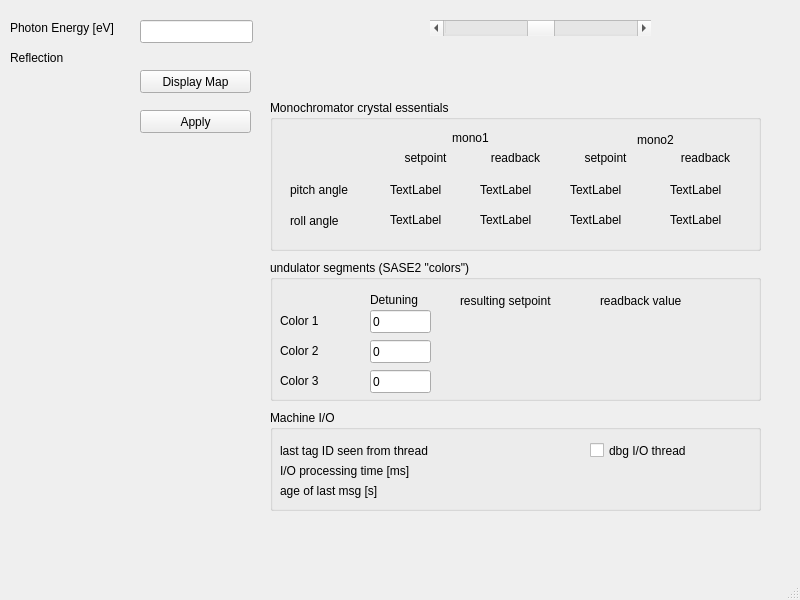
First picture: the form in hxrss_main_window.ui, repository marcguetg/hxrss, before the edit.
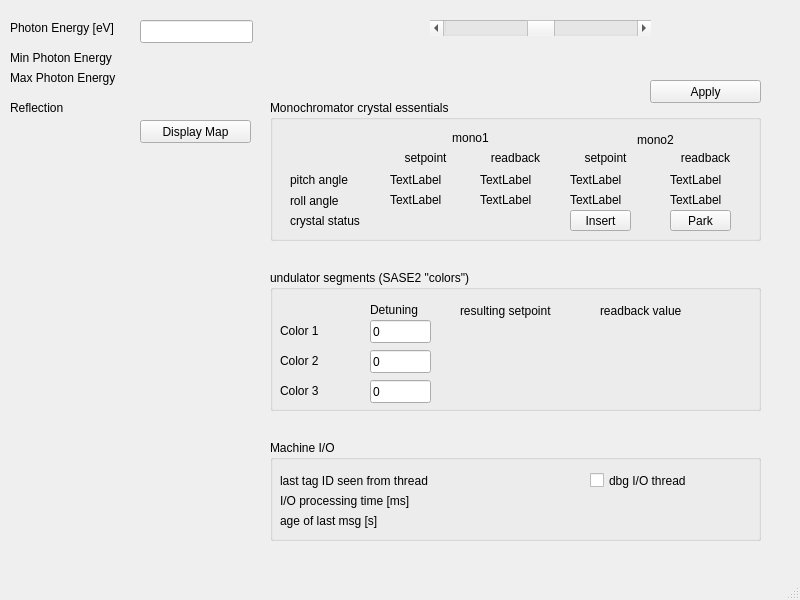
Second picture: the form after the edit.

Patch:
```diff
--- a/hxrss_main_window.ui
+++ b/hxrss_main_window.ui
@@ -31,7 +31,7 @@
     <property name="geometry">
      <rect>
       <x>10</x>
-      <y>50</y>
+      <y>100</y>
       <width>121</width>
       <height>16</height>
      </rect>
@@ -54,7 +54,7 @@
     <property name="geometry">
      <rect>
       <x>140</x>
-      <y>70</y>
+      <y>120</y>
       <width>111</width>
       <height>23</height>
      </rect>
@@ -69,7 +69,7 @@
       <x>270</x>
       <y>100</y>
       <width>491</width>
-      <height>151</height>
+      <height>141</height>
      </rect>
     </property>
     <property name="title">
@@ -111,7 +111,7 @@
      <property name="geometry">
       <rect>
        <x>300</x>
-       <y>80</y>
+       <y>70</y>
        <width>81</width>
        <height>20</height>
       </rect>
@@ -124,7 +124,7 @@
      <property name="geometry">
       <rect>
        <x>300</x>
-       <y>110</y>
+       <y>90</y>
        <width>81</width>
        <height>20</height>
       </rect>
@@ -137,7 +137,7 @@
      <property name="geometry">
       <rect>
        <x>20</x>
-       <y>80</y>
+       <y>70</y>
        <width>91</width>
        <height>20</height>
       </rect>
@@ -150,7 +150,7 @@
      <property name="geometry">
       <rect>
        <x>20</x>
-       <y>110</y>
+       <y>90</y>
        <width>91</width>
        <height>21</height>
       </rect>
@@ -163,7 +163,7 @@
      <property name="geometry">
       <rect>
        <x>120</x>
-       <y>80</y>
+       <y>70</y>
        <width>81</width>
        <height>20</height>
       </rect>
@@ -176,7 +176,7 @@
      <property name="geometry">
       <rect>
        <x>120</x>
-       <y>110</y>
+       <y>90</y>
        <width>81</width>
        <height>20</height>
       </rect>
@@ -189,7 +189,7 @@
      <property name="geometry">
       <rect>
        <x>400</x>
-       <y>80</y>
+       <y>70</y>
        <width>81</width>
        <height>20</height>
       </rect>
@@ -202,7 +202,7 @@
      <property name="geometry">
       <rect>
        <x>400</x>
-       <y>110</y>
+       <y>90</y>
        <width>81</width>
        <height>20</height>
       </rect>
@@ -215,7 +215,7 @@
      <property name="geometry">
       <rect>
        <x>210</x>
-       <y>80</y>
+       <y>70</y>
        <width>81</width>
        <height>20</height>
       </rect>
@@ -228,7 +228,7 @@
      <property name="geometry">
       <rect>
        <x>210</x>
-       <y>110</y>
+       <y>90</y>
        <width>81</width>
        <height>20</height>
       </rect>
@@ -301,12 +301,51 @@
       <set>Qt::AlignCenter</set>
      </property>
     </widget>
+    <widget class="QPushButton" name="mono2_crystal_insert_button">
+     <property name="geometry">
+      <rect>
+       <x>300</x>
+       <y>110</y>
+       <width>61</width>
+       <height>21</height>
+      </rect>
+     </property>
+     <property name="text">
+      <string>Insert</string>
+     </property>
+    </widget>
+    <widget class="QPushButton" name="mono2_crystal_park_button">
+     <property name="geometry">
+      <rect>
+       <x>400</x>
+       <y>110</y>
+       <width>61</width>
+       <height>21</height>
+      </rect>
+     </property>
+     <property name="text">
+      <string>Park</string>
+     </property>
+    </widget>
+    <widget class="QLabel" name="label_22">
+     <property name="geometry">
+      <rect>
+       <x>20</x>
+       <y>110</y>
+       <width>91</width>
+       <height>21</height>
+      </rect>
+     </property>
+     <property name="text">
+      <string>crystal status</string>
+     </property>
+    </widget>
    </widget>
    <widget class="QLabel" name="reflection_display">
     <property name="geometry">
      <rect>
       <x>140</x>
-      <y>50</y>
+      <y>100</y>
       <width>111</width>
       <height>16</height>
      </rect>
@@ -338,7 +377,7 @@
     <property name="geometry">
      <rect>
       <x>270</x>
-      <y>260</y>
+      <y>270</y>
       <width>491</width>
       <height>141</height>
      </rect>
@@ -545,8 +584,8 @@
    <widget class="QPushButton" name="apply_button">
     <property name="geometry">
      <rect>
-      <x>140</x>
-      <y>110</y>
+      <x>650</x>
+      <y>80</y>
       <width>111</width>
       <height>23</height>
      </rect>
@@ -559,7 +598,7 @@
     <property name="geometry">
      <rect>
       <x>270</x>
-      <y>410</y>
+      <y>440</y>
       <width>491</width>
       <height>101</height>
      </rect>
@@ -668,6 +707,58 @@
      </property>
     </widget>
    </widget>
+   <widget class="QLabel" name="label_20">
+    <property name="geometry">
+     <rect>
+      <x>10</x>
+      <y>50</y>
+      <width>121</width>
+      <height>16</height>
+     </rect>
+    </property>
+    <property name="text">
+     <string>Min Photon Energy</string>
+    </property>
+   </widget>
+   <widget class="QLabel" name="label_21">
+    <property name="geometry">
+     <rect>
+      <x>10</x>
+      <y>70</y>
+      <width>121</width>
+      <height>16</height>
+     </rect>
+    </property>
+    <property name="text">
+     <string>Max Photon Energy</string>
+    </property>
+   </widget>
+   <widget class="QLabel" name="photon_energy_min_display">
+    <property name="geometry">
+     <rect>
+      <x>140</x>
+      <y>50</y>
+      <width>111</width>
+      <height>16</height>
+     </rect>
+    </property>
+    <property name="text">
+     <string/>
+    </property>
+   </widget>
+   <widget class="QLabel" name="photon_energy_max_display">
+    <property name="geometry">
+     <rect>
+      <x>140</x>
+      <y>70</y>
+      <width>111</width>
+      <height>16</height>
+     </rect>
+    </property>
+    <property name="text">
+     <string/>
+    </property>
+   </widget>
   </widget>
   <widget class="QMenuBar" name="menubar">
    <property name="geometry">
```
Left out of the diff: 2 changed lines with no effect on the pictures.
